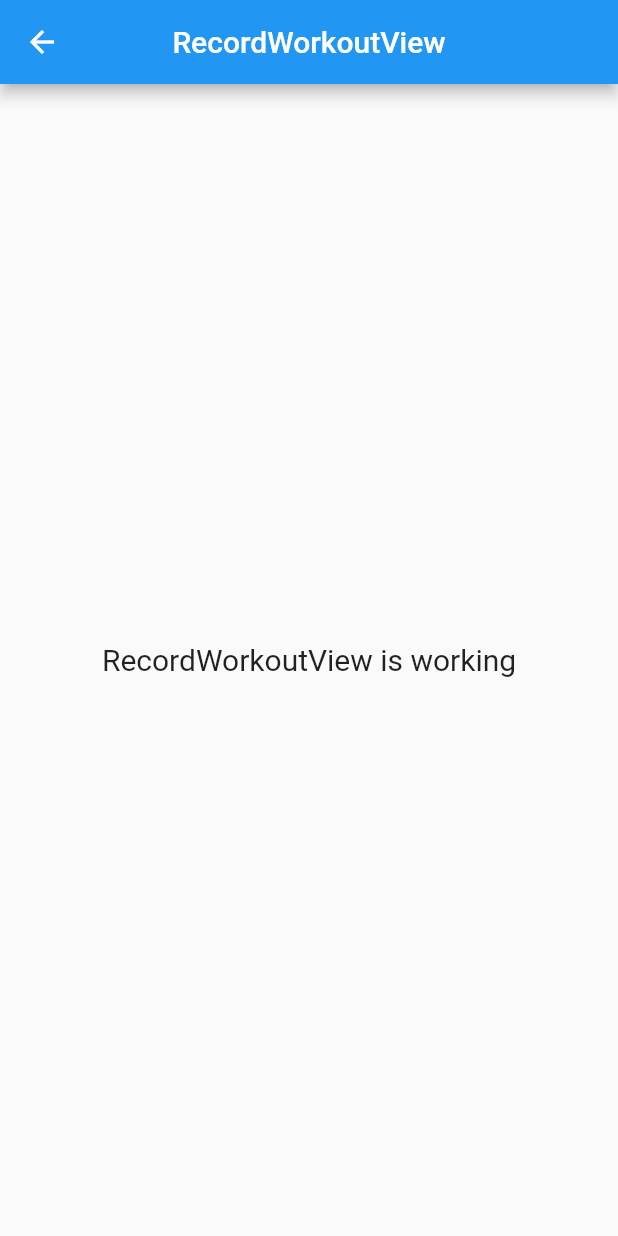
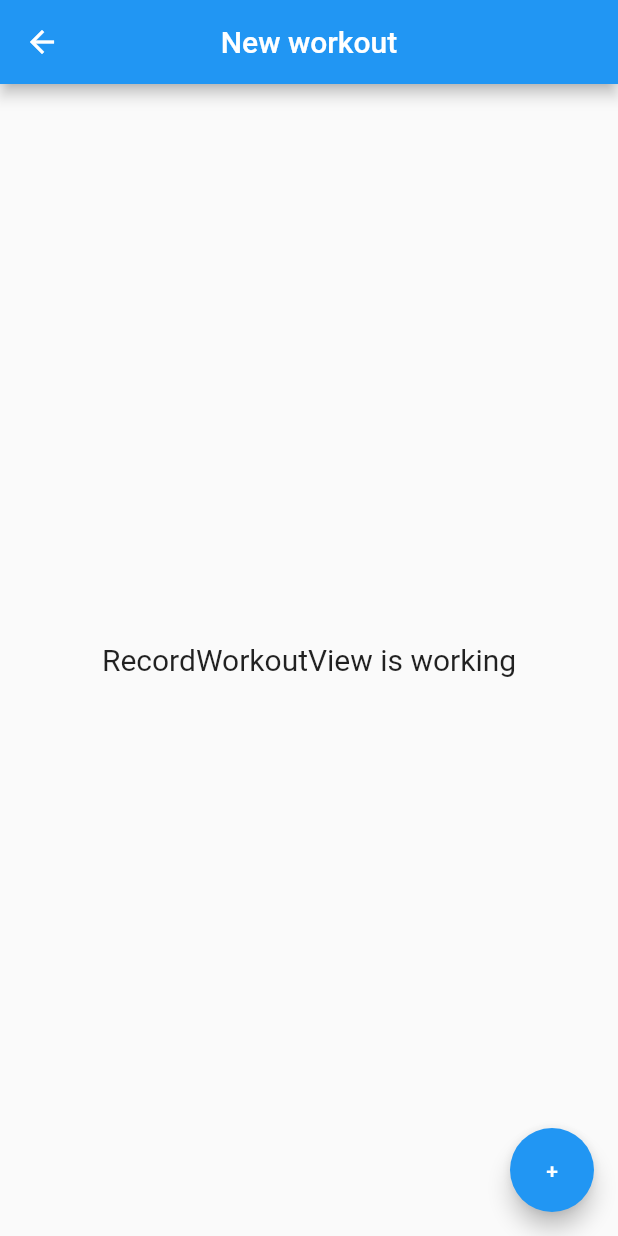
Before and after one commit to adamstyrc/workout-flutter, a Flutter app: the RecordWorkoutView screen opened by its route, on a phone screen of 412 x 824 dp. Run offline on Flutter 3.47's test engine with Material 2 defaults, Android fonts, the phone set to English and light mode, and no system bars; our stand-ins replace get, rxdart.

Commit message:
Add Workout: id & createdAt

```diff
--- a/lib/app/domain/model/workout.dart
+++ b/lib/app/domain/model/workout.dart
@@ -1,11 +1,15 @@
 import 'package:workout_app/app/domain/model/exercise.dart';
 
 class Workout {
+  final String id;
+  final DateTime createdAt;
   final String name;
   final List<Exercise> exercises;
 
   Workout({
+    required this.id,
     required this.name,
+    required this.createdAt,
     required this.exercises,
   });
 }
--- a/lib/app/modules/record_workout/views/record_workout_view.dart
+++ b/lib/app/modules/record_workout/views/record_workout_view.dart
@@ -8,8 +8,12 @@ class RecordWorkoutView extends GetView<RecordWorkoutController> {
   @override
   Widget build(BuildContext context) {
     return Scaffold(
+      floatingActionButton: FloatingActionButton(
+        onPressed: () {},
+        child: Text('+'),
+      ),
       appBar: AppBar(
-        title: Text('RecordWorkoutView'),
+        title: Text('New workout'),
         centerTitle: true,
       ),
       body: Center(
--- a/lib/app/modules/workouts_list/views/workouts_list_view.dart
+++ b/lib/app/modules/workouts_list/views/workouts_list_view.dart
@@ -18,7 +18,11 @@ class WorkoutsListView extends GetView<WorkoutsListController> {
           Expanded(
             child: Obx(
               () => ListView.builder(
-                itemBuilder: (context, index) => Text(controller.workouts[index].name),
+                itemBuilder: (context, index) {
+                  final name = controller.workouts[index].name ;
+                  final date = controller.workouts[index].createdAt;
+                  return Text('$name | $date');
+                },
                 itemCount: controller.workouts.length,
               ),
             ),
--- a/pubspec.yaml
+++ b/pubspec.yaml
@@ -11,6 +11,8 @@ environment:
 dependencies:
   get: 4.6.5
   rxdart: ^0.27.7
+  uuid: ^3.0.6
+
   flutter:
     sdk: flutter
   cupertino_icons: ^1.0.2
```
Also changed, not shown: lib/app/domain/use_case/observe_user_workouts_use_case.dart (+0 -12 lines), lib/app/modules/workouts_list/controllers/workouts_list_controller.dart (+13 -7 lines), pubspec.lock.
